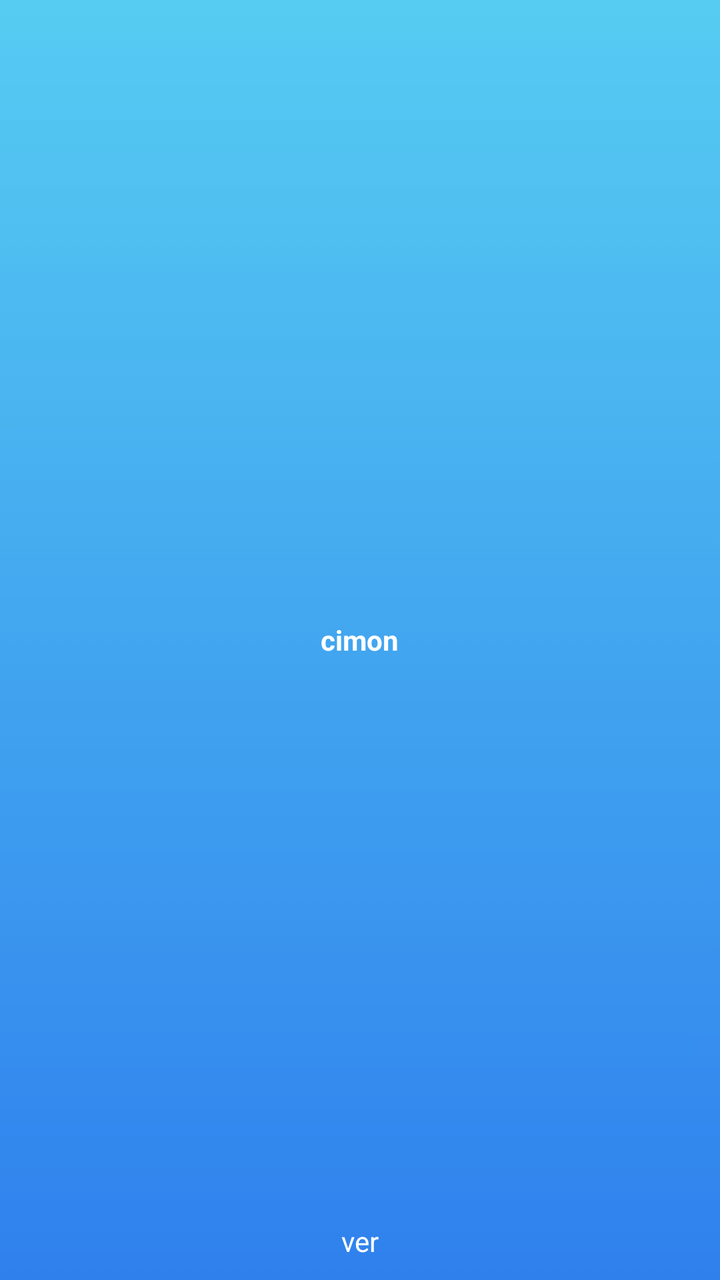
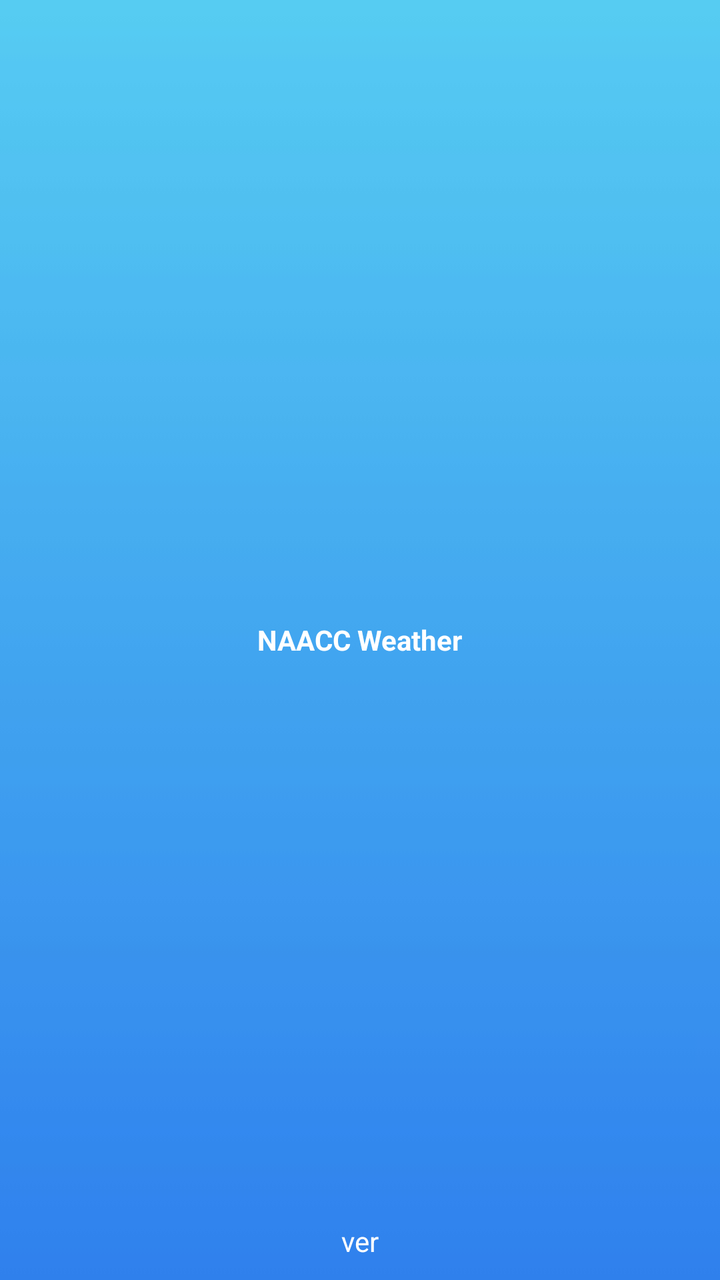

Two renders of the same Android screen: before a commit and after it. Below are the layout's source before the change and the commit's diff.
<!-- AndroidManifest.xml: application theme AppTheme -->
<!-- res/layout/activity_loading.xml -->
<?xml version="1.0" encoding="utf-8"?>
<RelativeLayout xmlns:android="http://schemas.android.com/apk/res/android"
    xmlns:tools="http://schemas.android.com/tools"

    tools:context="net.ijoon.ijoonweatherstation.view.LoadingActivity"
    android:layout_width="match_parent"
    android:layout_height="match_parent"
    android:background="@drawable/blue_skies">

    <TextView
        android:layout_width="wrap_content"
        android:layout_height="wrap_content"
        android:layout_centerInParent="true"
        android:text="cimon"
        android:textColor="@color/white"
        android:textStyle="bold" />

    <TextView
        android:layout_width="wrap_content"
        android:layout_height="wrap_content"
        android:layout_centerHorizontal="true"
        android:layout_alignParentBottom="true"
        android:layout_marginBottom="10dp"
        android:id="@+id/tvVersion"
        android:text="ver"
        android:textColor="@color/white"/>
</RelativeLayout>
<!-- resources referenced by this layout -->
<resources>
  <color name="white">#fff</color>
  <!-- drawable blue_skies: jpg bitmap (drawable, 1647 bytes) -->
  <style name="AppTheme" parent="Theme.AppCompat.Light.DarkActionBar">
          
          <item name="colorPrimary">@color/blueSkiestop</item>
          <item name="colorPrimaryDark">@color/blueSkiestop</item>
          <item name="colorAccent">@color/black</item>
      </style>
  <color name="blueSkiestop">#56CBF2</color>
  <color name="black">#000</color>
</resources>

<!-- the commit's change to res/layout/activity_loading.xml (unified diff, before → after) -->
@@ -11,7 +11,7 @@
         android:layout_width="wrap_content"
         android:layout_height="wrap_content"
         android:layout_centerInParent="true"
-        android:text="cimon"
+        android:text="NAACC Weather"
         android:textColor="@color/white"
         android:textStyle="bold" />
 
